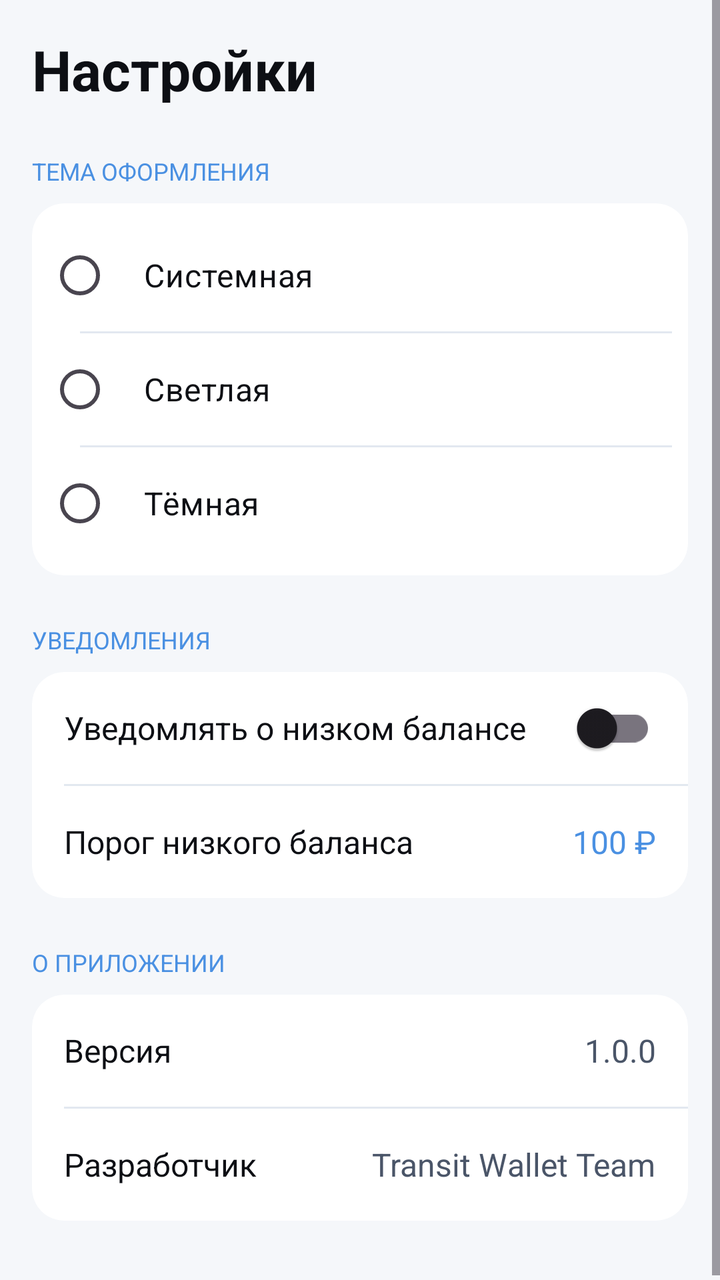
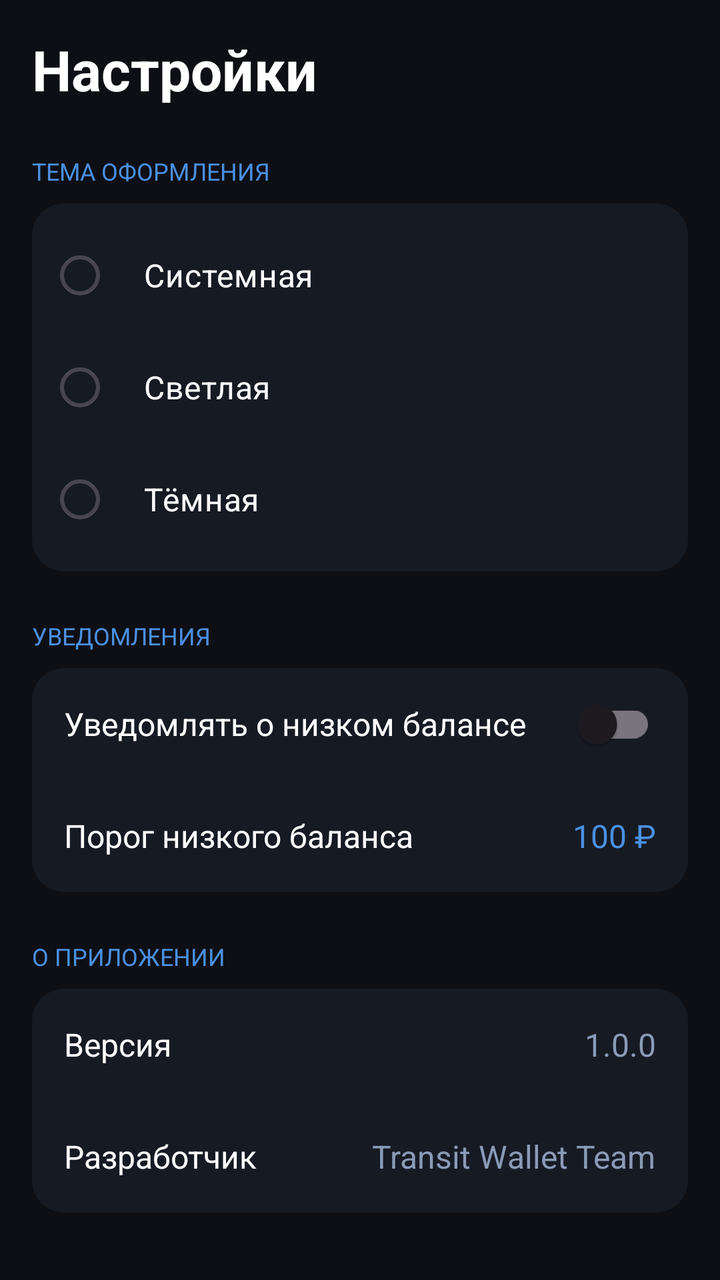

Screens rendered from an Android XML layout before and after an edit, with the pre-edit source and the edit as a unified diff.
<!-- AndroidManifest.xml: application theme Theme.TransitWallet -->
<!-- res/layout/fragment_settings.xml -->
<?xml version="1.0" encoding="utf-8"?>
<ScrollView
    xmlns:android="http://schemas.android.com/apk/res/android"
    android:layout_width="match_parent"
    android:layout_height="match_parent"
    android:background="?attr/backgroundColor">

    <LinearLayout
        android:layout_width="match_parent"
        android:layout_height="wrap_content"
        android:orientation="vertical"
        android:padding="16dp">

        <TextView
            android:layout_width="wrap_content"
            android:layout_height="wrap_content"
            android:layout_marginBottom="16dp"
            android:text="@string/settings_title"
            android:textColor="?attr/textPrimaryColor"
            android:textSize="28sp"
            android:textStyle="bold" />

        
        <TextView
            android:layout_width="wrap_content"
            android:layout_height="wrap_content"
            android:layout_marginBottom="8dp"
            android:layout_marginTop="8dp"
            android:text="@string/settings_theme"
            android:textColor="@color/accent_blue"
            android:textSize="12sp"
            android:textAllCaps="true" />

        <androidx.cardview.widget.CardView
            android:layout_width="match_parent"
            android:layout_height="wrap_content"
            android:layout_marginBottom="16dp"
            xmlns:app="http://schemas.android.com/apk/res-auto"
            app:cardCornerRadius="16dp"
            app:cardBackgroundColor="?attr/surfaceColor"
            app:cardElevation="0dp">

            <LinearLayout
                android:layout_width="match_parent"
                android:layout_height="wrap_content"
                android:orientation="vertical">

                <RadioGroup
                    android:id="@+id/theme_radio_group"
                    android:layout_width="match_parent"
                    android:layout_height="wrap_content"
                    android:orientation="vertical"
                    android:padding="8dp">

                    <RadioButton
                        android:id="@+id/theme_system"
                        android:layout_width="match_parent"
                        android:layout_height="56dp"
                        android:gravity="center_vertical"
                        android:paddingStart="16dp"
                        android:text="@string/settings_theme_system"
                        android:textColor="?attr/textPrimaryColor"
                        android:textSize="16sp" />

                    <View
                        android:layout_width="match_parent"
                        android:layout_height="1dp"
                        android:background="?attr/dividerColor"
                        android:layout_marginStart="16dp" />

                    <RadioButton
                        android:id="@+id/theme_light"
                        android:layout_width="match_parent"
                        android:layout_height="56dp"
                        android:gravity="center_vertical"
                        android:paddingStart="16dp"
                        android:text="@string/settings_theme_light"
                        android:textColor="?attr/textPrimaryColor"
                        android:textSize="16sp" />

                    <View
                        android:layout_width="match_parent"
                        android:layout_height="1dp"
                        android:background="?attr/dividerColor"
                        android:layout_marginStart="16dp" />

                    <RadioButton
                        android:id="@+id/theme_dark"
                        android:layout_width="match_parent"
                        android:layout_height="56dp"
                        android:gravity="center_vertical"
                        android:paddingStart="16dp"
                        android:text="@string/settings_theme_dark"
                        android:textColor="?attr/textPrimaryColor"
                        android:textSize="16sp" />

                </RadioGroup>
            </LinearLayout>
        </androidx.cardview.widget.CardView>

        
        <TextView
            android:layout_width="wrap_content"
            android:layout_height="wrap_content"
            android:layout_marginBottom="8dp"
            android:layout_marginTop="8dp"
            android:text="@string/settings_notifications"
            android:textColor="@color/accent_blue"
            android:textSize="12sp"
            android:textAllCaps="true" />

        <androidx.cardview.widget.CardView
            android:layout_width="match_parent"
            android:layout_height="wrap_content"
            android:layout_marginBottom="16dp"
            xmlns:app="http://schemas.android.com/apk/res-auto"
            app:cardCornerRadius="16dp"
            app:cardBackgroundColor="?attr/surfaceColor"
            app:cardElevation="0dp">

            <LinearLayout
                android:layout_width="match_parent"
                android:layout_height="wrap_content"
                android:orientation="vertical">

                <LinearLayout
                    android:layout_width="match_parent"
                    android:layout_height="56dp"
                    android:gravity="center_vertical"
                    android:orientation="horizontal"
                    android:paddingStart="16dp"
                    android:paddingEnd="16dp">

                    <TextView
                        android:layout_width="0dp"
                        android:layout_height="wrap_content"
                        android:layout_weight="1"
                        android:text="@string/settings_low_balance"
                        android:textColor="?attr/textPrimaryColor"
                        android:textSize="16sp" />

                    <androidx.appcompat.widget.SwitchCompat
                        android:id="@+id/switch_low_balance"
                        android:layout_width="wrap_content"
                        android:layout_height="wrap_content" />

                </LinearLayout>

                <View
                    android:layout_width="match_parent"
                    android:layout_height="1dp"
                    android:background="?attr/dividerColor"
                    android:layout_marginStart="16dp" />

                <LinearLayout
                    android:id="@+id/threshold_row"
                    android:layout_width="match_parent"
                    android:layout_height="56dp"
                    android:gravity="center_vertical"
                    android:orientation="horizontal"
                    android:paddingStart="16dp"
                    android:paddingEnd="16dp">

                    <TextView
                        android:layout_width="0dp"
                        android:layout_height="wrap_content"
                        android:layout_weight="1"
                        android:text="@string/settings_low_balance_threshold"
                        android:textColor="?attr/textPrimaryColor"
                        android:textSize="16sp" />

                    <TextView
                        android:id="@+id/threshold_value"
                        android:layout_width="wrap_content"
                        android:layout_height="wrap_content"
                        android:text="100 ₽"
                        android:textColor="@color/accent_blue"
                        android:textSize="16sp" />

                </LinearLayout>
            </LinearLayout>
        </androidx.cardview.widget.CardView>

        
        <TextView
            android:layout_width="wrap_content"
            android:layout_height="wrap_content"
            android:layout_marginBottom="8dp"
            android:layout_marginTop="8dp"
            android:text="@string/settings_about"
            android:textColor="@color/accent_blue"
            android:textSize="12sp"
            android:textAllCaps="true" />

        <androidx.cardview.widget.CardView
            android:layout_width="match_parent"
            android:layout_height="wrap_content"
            android:layout_marginBottom="16dp"
            xmlns:app="http://schemas.android.com/apk/res-auto"
            app:cardCornerRadius="16dp"
            app:cardBackgroundColor="?attr/surfaceColor"
            app:cardElevation="0dp">

            <LinearLayout
                android:layout_width="match_parent"
                android:layout_height="wrap_content"
                android:orientation="vertical">

                <LinearLayout
                    android:layout_width="match_parent"
                    android:layout_height="56dp"
                    android:gravity="center_vertical"
                    android:orientation="horizontal"
                    android:paddingStart="16dp"
                    android:paddingEnd="16dp">

                    <TextView
                        android:layout_width="0dp"
                        android:layout_height="wrap_content"
                        android:layout_weight="1"
                        android:text="@string/settings_version"
                        android:textColor="?attr/textPrimaryColor"
                        android:textSize="16sp" />

                    <TextView
                        android:layout_width="wrap_content"
                        android:layout_height="wrap_content"
                        android:text="1.0.0"
                        android:textColor="?attr/textSecondaryColor"
                        android:textSize="16sp" />

                </LinearLayout>

                <View
                    android:layout_width="match_parent"
                    android:layout_height="1dp"
                    android:background="?attr/dividerColor"
                    android:layout_marginStart="16dp" />

                <LinearLayout
                    android:layout_width="match_parent"
                    android:layout_height="56dp"
                    android:gravity="center_vertical"
                    android:orientation="horizontal"
                    android:paddingStart="16dp"
                    android:paddingEnd="16dp">

                    <TextView
                        android:layout_width="0dp"
                        android:layout_height="wrap_content"
                        android:layout_weight="1"
                        android:text="@string/settings_developer"
                        android:textColor="?attr/textPrimaryColor"
                        android:textSize="16sp" />

                    <TextView
                        android:layout_width="wrap_content"
                        android:layout_height="wrap_content"
                        android:text="@string/settings_developer_name"
                        android:textColor="?attr/textSecondaryColor"
                        android:textSize="16sp" />

                </LinearLayout>
            </LinearLayout>
        </androidx.cardview.widget.CardView>

    </LinearLayout>
</ScrollView>
<!-- resources referenced by this layout -->
<resources>
  <color name="accent_blue">#4A90E2</color>
  <string name="settings_about">О приложении</string>
  <string name="settings_developer">Разработчик</string>
  <string name="settings_developer_name">Transit Wallet Team</string>
  <string name="settings_low_balance">Уведомлять о низком балансе</string>
  <string name="settings_low_balance_threshold">Порог низкого баланса</string>
  <string name="settings_notifications">Уведомления</string>
  <string name="settings_theme">Тема оформления</string>
  <string name="settings_theme_dark">Тёмная</string>
  <string name="settings_theme_light">Светлая</string>
  <string name="settings_theme_system">Системная</string>
  <string name="settings_title">Настройки</string>
  <string name="settings_version">Версия</string>
  <style name="Theme.TransitWallet" parent="Theme.Material3.Light.NoActionBar">
          <item name="colorPrimary">@color/accent_blue</item>
          <item name="colorPrimaryVariant">@color/accent_blue_dark</item>
          <item name="colorOnPrimary">@color/white</item>
          <item name="colorSurface">@color/surface_light</item>
          <item name="android:windowBackground">@color/background_light</item>
          <item name="android:statusBarColor">@color/background_light</item>
          <item name="android:navigationBarColor">@color/surface_nav_light</item>
          <item name="backgroundColor">@color/background_light</item>
          <item name="surfaceColor">@color/surface_light</item>
          <item name="navColor">@color/surface_nav_light</item>
          <item name="textPrimaryColor">@color/text_primary_light</item>
          <item name="textSecondaryColor">@color/text_secondary_light</item>
          <item name="dividerColor">@color/divider_light</item>
      </style>
  <color name="accent_blue_dark">#2E6DB4</color>
  <color name="white">#FFFFFF</color>
  <color name="surface_light">#FFFFFF</color>
  <color name="background_light">#F5F7FA</color>
  <color name="surface_nav_light">#FFFFFF</color>
  <color name="text_primary_light">#0D0F14</color>
  <color name="text_secondary_light">#4A5568</color>
  <color name="divider_light">#E2E8F0</color>
</resources>

<!-- the commit's change to res/layout/fragment_settings.xml (unified diff, before → after) -->
@@ -1,9 +1,10 @@
 <?xml version="1.0" encoding="utf-8"?>
 <ScrollView
     xmlns:android="http://schemas.android.com/apk/res/android"
+    xmlns:app="http://schemas.android.com/apk/res-auto"
     android:layout_width="match_parent"
     android:layout_height="match_parent"
-    android:background="?attr/backgroundColor">
+    android:background="@color/background">
 
     <LinearLayout
         android:layout_width="match_parent"
@@ -16,11 +17,10 @@
             android:layout_height="wrap_content"
             android:layout_marginBottom="16dp"
             android:text="@string/settings_title"
-            android:textColor="?attr/textPrimaryColor"
+            android:textColor="@color/text_primary"
             android:textSize="28sp"
             android:textStyle="bold" />
 
-        
         <TextView
             android:layout_width="wrap_content"
             android:layout_height="wrap_content"
@@ -35,70 +35,50 @@
             android:layout_width="match_parent"
             android:layout_height="wrap_content"
             android:layout_marginBottom="16dp"
-            xmlns:app="http://schemas.android.com/apk/res-auto"
             app:cardCornerRadius="16dp"
-            app:cardBackgroundColor="?attr/surfaceColor"
+            app:cardBackgroundColor="@color/surface"
             app:cardElevation="0dp">
 
-            <LinearLayout
+            <RadioGroup
+                android:id="@+id/theme_radio_group"
                 android:layout_width="match_parent"
                 android:layout_height="wrap_content"
-                android:orientation="vertical">
-
-                <RadioGroup
-                    android:id="@+id/theme_radio_group"
-                    android:layout_width="match_parent"
-                    android:layout_height="wrap_content"
-                    android:orientation="vertical"
-                    android:padding="8dp">
-
-                    <RadioButton
-                        android:id="@+id/theme_system"
-                        android:layout_width="match_parent"
-                        android:layout_height="56dp"
-                        android:gravity="center_vertical"
-                        android:paddingStart="16dp"
-                        android:text="@string/settings_theme_system"
-                        android:textColor="?attr/textPrimaryColor"
-                        android:textSize="16sp" />
-
-                    <View
-                        android:layout_width="match_parent"
-                        android:layout_height="1dp"
-                        android:background="?attr/dividerColor"
-                        android:layout_marginStart="16dp" />
-
-                    <RadioButton
-                        android:id="@+id/theme_light"
-                        android:layout_width="match_parent"
-                        android:layout_height="56dp"
-                        android:gravity="center_vertical"
-                        android:paddingStart="16dp"
-                        android:text="@string/settings_theme_light"
-                        android:textColor="?attr/textPrimaryColor"
-                        android:textSize="16sp" />
-
-                    <View
-                        android:layout_width="match_parent"
-                        android:layout_height="1dp"
-                        android:background="?attr/dividerColor"
-                        android:layout_marginStart="16dp" />
-
-                    <RadioButton
-                        android:id="@+id/theme_dark"
-                        android:layout_width="match_parent"
-                        android:layout_height="56dp"
-                        android:gravity="center_vertical"
-                        android:paddingStart="16dp"
-                        android:text="@string/settings_theme_dark"
-                        android:textColor="?attr/textPrimaryColor"
-                        android:textSize="16sp" />
-
-                </RadioGroup>
-            </LinearLayout>
+                android:orientation="vertical"
+                android:padding="8dp">
+
+                <RadioButton
+                    android:id="@+id/theme_system"
+                    android:layout_width="match_parent"
+                    android:layout_height="56dp"
+                    android:gravity="center_vertical"
+                    android:paddingStart="16dp"
+                    android:text="@string/settings_theme_system"
+                    android:textColor="@color/text_primary"
+                    android:textSize="16sp" />
+
+                <RadioButton
+                    android:id="@+id/theme_light"
+                    android:layout_width="match_parent"
+                    android:layout_height="56dp"
+                    android:gravity="center_vertical"
+                    android:paddingStart="16dp"
+                    android:text="@string/settings_theme_light"
+                    android:textColor="@color/text_primary"
+                    android:textSize="16sp" />
+
+                <RadioButton
+                    android:id="@+id/theme_dark"
+                    android:layout_width="match_parent"
+                    android:layout_height="56dp"
+                    android:gravity="center_vertical"
+                    android:paddingStart="16dp"
+                    android:text="@string/settings_theme_dark"
+                    android:textColor="@color/text_primary"
+                    android:textSize="16sp" />
+
+            </RadioGroup>
         </androidx.cardview.widget.CardView>
 
-        
         <TextView
             android:layout_width="wrap_content"
             android:layout_height="wrap_content"
@@ -113,9 +93,8 @@
             android:layout_width="match_parent"
             android:layout_height="wrap_content"
             android:layout_marginBottom="16dp"
-            xmlns:app="http://schemas.android.com/apk/res-auto"
             app:cardCornerRadius="16dp"
-            app:cardBackgroundColor="?attr/surfaceColor"
+            app:cardBackgroundColor="@color/surface"
             app:cardElevation="0dp">
 
             <LinearLayout
@@ -136,7 +115,7 @@
                         android:layout_height="wrap_content"
                         android:layout_weight="1"
                         android:text="@string/settings_low_balance"
-                        android:textColor="?attr/textPrimaryColor"
+                        android:textColor="@color/text_primary"
                         android:textSize="16sp" />
 
                     <androidx.appcompat.widget.SwitchCompat
@@ -146,12 +125,6 @@
 
                 </LinearLayout>
 
-                <View
-                    android:layout_width="match_parent"
-                    android:layout_height="1dp"
-                    android:background="?attr/dividerColor"
-                    android:layout_marginStart="16dp" />
-
                 <LinearLayout
                     android:id="@+id/threshold_row"
                     android:layout_width="match_parent"
@@ -166,14 +139,14 @@
                         android:layout_height="wrap_content"
                         android:layout_weight="1"
                         android:text="@string/settings_low_balance_threshold"
-                        android:textColor="?attr/textPrimaryColor"
+                        android:textColor="@color/text_primary"
                         android:textSize="16sp" />
 
                     <TextView
                         android:id="@+id/threshold_value"
                         android:layout_width="wrap_content"
                         android:layout_height="wrap_content"
-                        android:text="100 ₽"
+                        android:text="100 &#8381;"
                         android:textColor="@color/accent_blue"
                         android:textSize="16sp" />
 
@@ -181,7 +154,6 @@
             </LinearLayout>
         </androidx.cardview.widget.CardView>
 
-        
         <TextView
             android:layout_width="wrap_content"
             android:layout_height="wrap_content"
@@ -196,9 +168,8 @@
             android:layout_width="match_parent"
             android:layout_height="wrap_content"
             android:layout_marginBottom="16dp"
-            xmlns:app="http://schemas.android.com/apk/res-auto"
             app:cardCornerRadius="16dp"
-            app:cardBackgroundColor="?attr/surfaceColor"
+            app:cardBackgroundColor="@color/surface"
             app:cardElevation="0dp">
 
             <LinearLayout
@@ -219,23 +190,17 @@
                         android:layout_height="wrap_content"
                         android:layout_weight="1"
                         android:text="@string/settings_version"
-                        android:textColor="?attr/textPrimaryColor"
+                        android:textColor="@color/text_primary"
                         android:textSize="16sp" />
 
                     <TextView
                         android:layout_width="wrap_content"
                         android:layout_height="wrap_content"
                         android:text="1.0.0"
-                        android:textColor="?attr/textSecondaryColor"
-                        android:textSize="16sp" />
-
-                </LinearLayout>
-
-                <View
-                    android:layout_width="match_parent"
-                    android:layout_height="1dp"
-                    android:background="?attr/dividerColor"
-                    android:layout_marginStart="16dp" />
+                        android:textColor="@color/text_secondary"
+                        android:textSize="16sp" />
+
+                </LinearLayout>
 
                 <LinearLayout
                     android:layout_width="match_parent"
@@ -250,14 +215,14 @@
                         android:layout_height="wrap_content"
                         android:layout_weight="1"
                         android:text="@string/settings_developer"
-                        android:textColor="?attr/textPrimaryColor"
+                        android:textColor="@color/text_primary"
                         android:textSize="16sp" />
 
                     <TextView
                         android:layout_width="wrap_content"
                         android:layout_height="wrap_content"
                         android:text="@string/settings_developer_name"
-                        android:textColor="?attr/textSecondaryColor"
+                        android:textColor="@color/text_secondary"
                         android:textSize="16sp" />
 
                 </LinearLayout>
<!-- resource entries referenced after the edit -->
@@ -1,6 +1,10 @@
 <!-- resources referenced by this layout -->
 <resources>
   <color name="accent_blue">#4A90E2</color>
+  <color name="background">#0D0F14</color>
+  <color name="surface">#161A23</color>
+  <color name="text_primary">#FFFFFF</color>
+  <color name="text_secondary">#8A9BB8</color>
   <string name="settings_about">О приложении</string>
   <string name="settings_developer">Разработчик</string>
   <string name="settings_developer_name">Transit Wallet Team</string>
